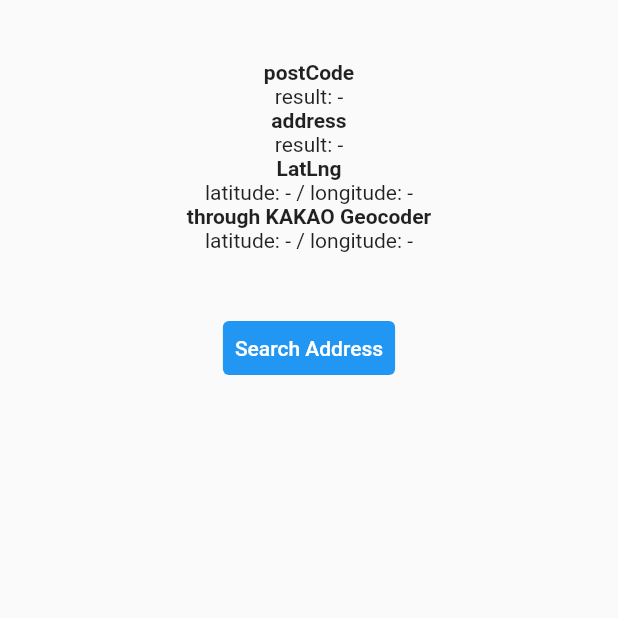
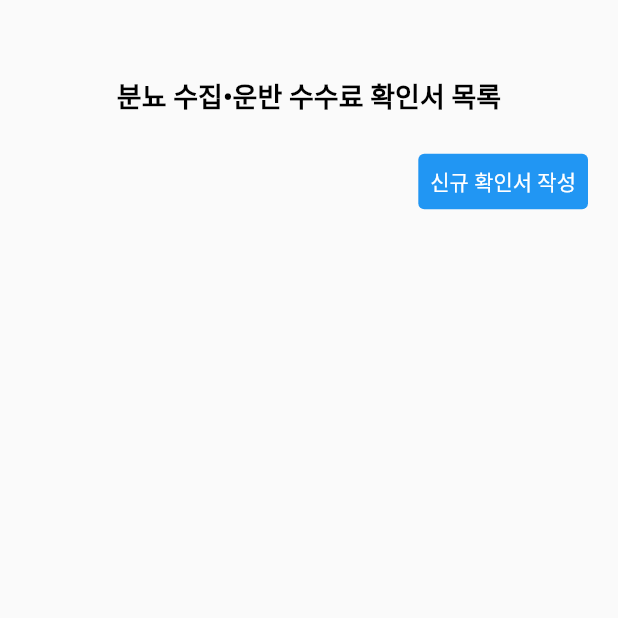
Before and after one commit to kyungsnim/tttttttt, a Flutter app: the screen it shows after launch, on a phone screen of 412 x 824 dp, the top half of it. Run offline on Flutter 3.47's test engine with Material 2 defaults, Android fonts, the phone set to English and light mode, and no system bars; our stand-ins replace fluttertoast, get, shared_preferences; missing offline and left inert: flutter_rounded_date_picker, kpostal.

Commit message:
구현 중

```diff
--- a/lib/home/home_view.dart
+++ b/lib/home/home_view.dart
@@ -1,79 +1,58 @@
 import 'package:flutter/material.dart';
 import 'package:kpostal/kpostal.dart';
 
-class HomeView extends StatefulWidget {
-  HomeView({super.key});
+class HomeView extends StatelessWidget {
+  Function onTapCreate;
 
-  @override
-  State<HomeView> createState() => _HomeViewState();
-}
+  HomeView({required this.onTapCreate, super.key});
 
-class _HomeViewState extends State<HomeView> {
   String postCode = '-';
+
   String address = '-';
+
   String latitude = '-';
+
   String longitude = '-';
+
   String kakaoLatitude = '-';
+
   String kakaoLongitude = '-';
 
   @override
   Widget build(BuildContext context) {
     return Scaffold(
-      body: Center(
-        child: Column(
-          children: [
-            Container(
-              padding: EdgeInsets.all(40.0),
-              child: Column(
-                children: [
-                  Text('postCode',
-                      style: TextStyle(fontWeight: FontWeight.bold)),
-                  Text('result: ${this.postCode}'),
-                  Text('address',
-                      style: TextStyle(fontWeight: FontWeight.bold)),
-                  Text('result: ${this.address}'),
-                  Text('LatLng', style: TextStyle(fontWeight: FontWeight.bold)),
-                  Text(
-                      'latitude: ${this.latitude} / longitude: ${this.longitude}'),
-                  Text('through KAKAO Geocoder',
-                      style: TextStyle(fontWeight: FontWeight.bold)),
-                  Text(
-                      'latitude: ${this.kakaoLatitude} / longitude: ${this.kakaoLongitude}'),
-                ],
-              ),
+      body: Column(
+        children: [
+          const SizedBox(
+            height: 50,
+          ),
+          const Text(
+            '분뇨 수집•운반 수수료 확인서 목록',
+            style: TextStyle(
+              color: Colors.black,
+              fontSize: 18,
+              fontWeight: FontWeight.bold,
             ),
-            TextButton(
-              onPressed: () async {
-                await Navigator.push(
-                  context,
-                  MaterialPageRoute(
-                    builder: (_) => KpostalView(
-                      useLocalServer: true,
-                      localPort: 1024,
-                      // kakaoKey: '{Add your KAKAO DEVELOPERS JS KEY}',
-                      callback: (Kpostal result) {
-                        setState(() {
-                          this.postCode = result.postCode;
-                          this.address = result.address;
-                          this.latitude = result.latitude.toString();
-                          this.longitude = result.longitude.toString();
-                          this.kakaoLatitude = result.kakaoLatitude.toString();
-                          this.kakaoLongitude = result.kakaoLongitude.toString();
-                        });
-                      },
-                    ),
-                  ),
-                );
-              },
+          ),
+          const SizedBox(
+            height: 20,
+          ),
+          Container(
+            padding: const EdgeInsets.only(right: 20),
+            width: double.infinity,
+            alignment: Alignment.topRight,
+            child: TextButton(
+              onPressed: () => onTapCreate(),
               style: ButtonStyle(
-                  backgroundColor: MaterialStateProperty.all<Color>(Colors.blue)),
-              child: Text(
-                'Search Address',
+                  backgroundColor:
+                      MaterialStateProperty.all<Color>(Colors.blue)),
+              child: const Text(
+                '신규 확인서 작성',
                 style: TextStyle(color: Colors.white),
               ),
             ),
-          ],
-        ),
+          ),
+        ],
       ),
     );
   }
--- a/lib/importer.dart
+++ b/lib/importer.dart
@@ -1,4 +1,10 @@
 export 'home/home_presenter.dart';
 export 'home/home_view.dart';
 
+export 'create/create_presenter.dart';
+export 'create/create_view.dart';
+
+export 'create/find_post/find_post_presenter.dart';
+export 'create/find_post/find_post_view.dart';
+
 export 'main.dart';
--- a/lib/main.dart
+++ b/lib/main.dart
@@ -1,5 +1,6 @@
 import 'package:flutter/material.dart';
 import 'package:get/get.dart';
+import 'package:shared_preferences/shared_preferences.dart';
 import 'package:tttttttt/home/home_presenter.dart';
 
 void main() {
@@ -16,7 +17,7 @@ class MyApp extends StatefulWidget {
 class _MyAppState extends State<MyApp> {
   @override
   Widget build(BuildContext context) {
-    return GetMaterialApp(
+    return const GetMaterialApp(
       debugShowCheckedModeBanner: false,
       home: HomePresenter(),
     );
--- /dev/null
+++ b/lib/provider/data_state.dart
@@ -0,0 +1,6 @@
+import 'package:flutter/cupertino.dart';
+import 'package:shared_preferences/shared_preferences.dart';
+
+class DataState extends ChangeNotifier {
+  // SharedPreferences prefs = SharedPreferences.getInstance();
+}
--- a/pubspec.yaml
+++ b/pubspec.yaml
@@ -48,6 +48,9 @@ dependencies:
 
   pdf: ^3.10.4
   excel: ^2.1.0
+
+  fluttertoast: ^8.2.2
+  flutter_rounded_date_picker: ^3.0.4
   # The following adds the Cupertino Icons font to your application.
   # Use with the CupertinoIcons class for iOS style icons.
   cupertino_icons: ^1.0.2
```
Also changed, not shown: lib/create/create_presenter.dart (added, +71 -0 lines), lib/create/create_view.dart (added, +91 -0 lines), lib/create/find_post/find_post_presenter.dart (added, +49 -0 lines), lib/create/find_post/find_post_view.dart (added, +58 -0 lines), lib/home/home_presenter.dart (+8 -1 lines), pubspec.lock.
